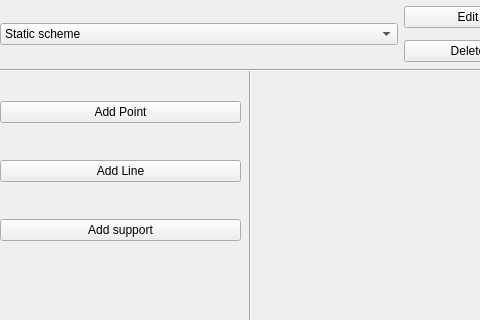
The window that SlabGUI/SlabGUI.ui (Haudkozaur/masterThesis) describes before a commit, drawn with Qt 5; both pictures show x 0 to 480 and y 0 to 320 of the 877 by 640 pixel window.
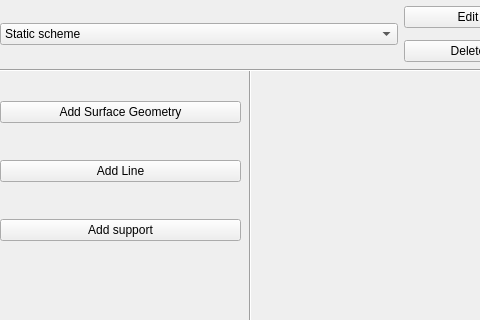
The same window after the commit.

The edit to the form file:
```diff
--- a/SlabGUI/SlabGUI.ui
+++ b/SlabGUI/SlabGUI.ui
@@ -143,7 +143,7 @@
      <item>
       <widget class="QPushButton" name="addPointButton">
        <property name="text">
-        <string>Add Point</string>
+        <string>Add Surface Geometry</string>
        </property>
       </widget>
      </item>
```
Left out of the diff: 2 changed lines with no effect on the pictures.
